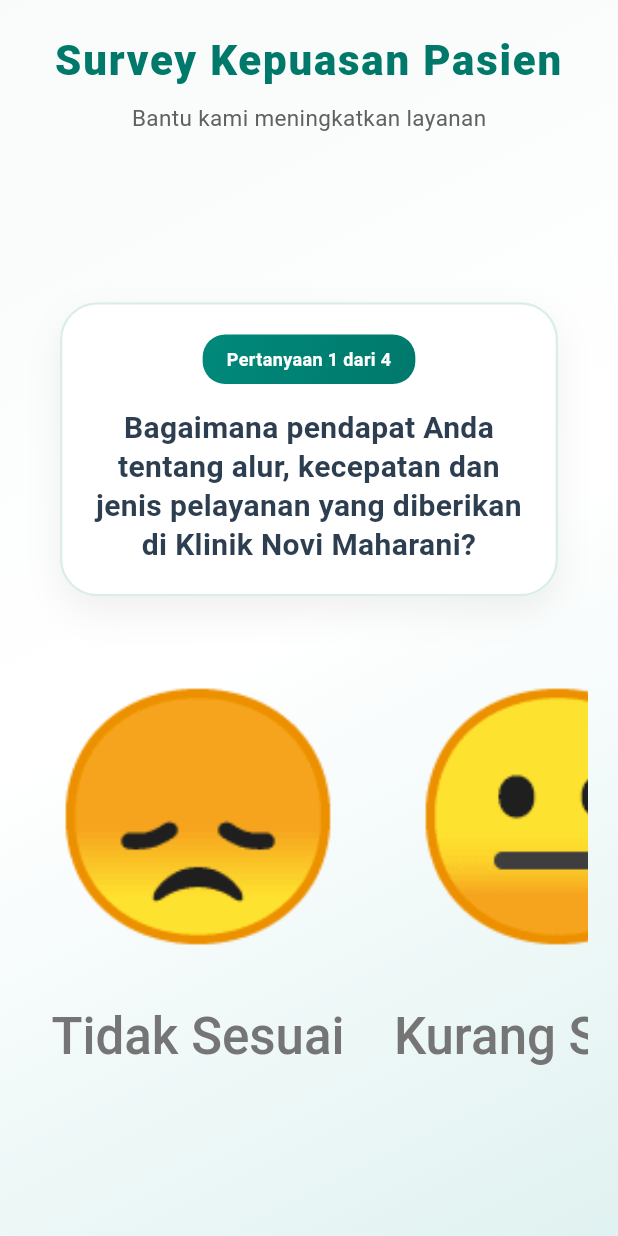
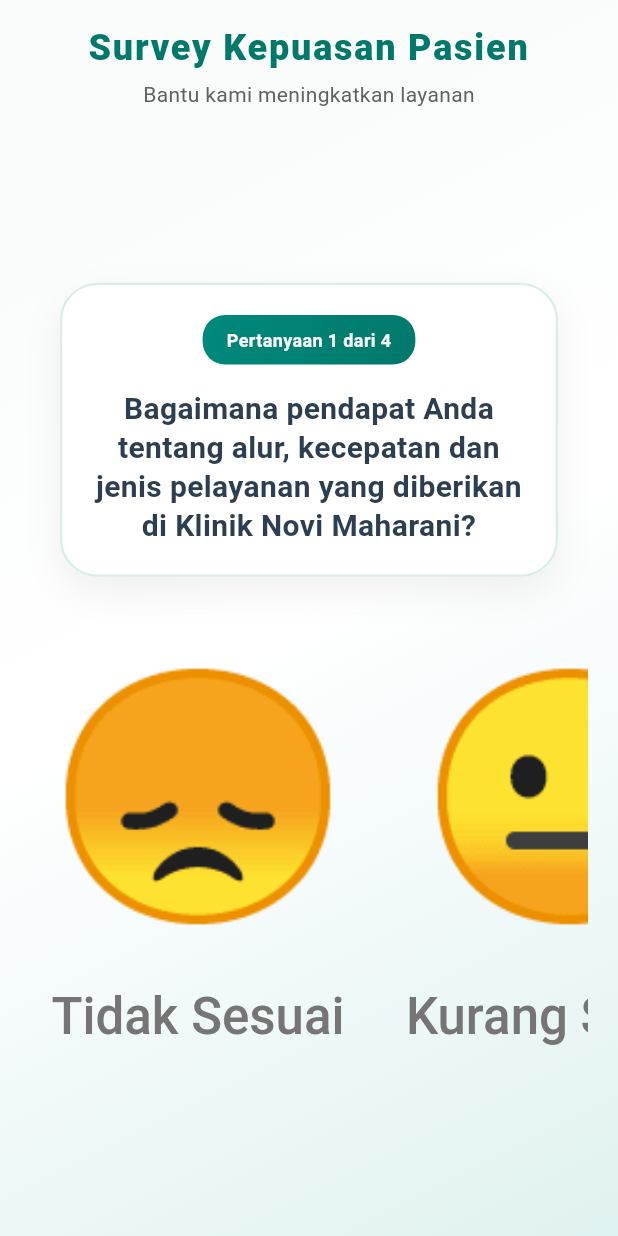
Before and after one commit to Ionic12/survey-kepuasan-pasien-flutter, a Flutter app: the SurveyScreen screen opened directly, on a phone screen of 412 x 824 dp. Run offline on Flutter 3.47's test engine with Material 3 defaults, Android fonts, the phone set to English and light mode, and no system bars; our stand-ins replace permission_handler, supabase_flutter; missing offline and left inert: dart:html, excel; accounts and stored records are empty.

Commit message:
Fix UI clipping, optimize spacing, and center horizontal emoji row on web

```diff
--- a/lib/screens/survey_screen.dart
+++ b/lib/screens/survey_screen.dart
@@ -147,7 +147,12 @@
                 children: [
                   // Header
                   Padding(
-                    padding: EdgeInsets.all(isTablet ? 40 : 20),
+                    padding: EdgeInsets.fromLTRB(
+                      20,
+                      isTablet ? 30 : 15,
+                      20,
+                      isTablet ? 15 : 10,
+                    ),
                     child: Column(
                       children: [
                         Text(
@@ -155,17 +160,17 @@
                           textAlign: TextAlign.center,
                           style: TextStyle(
                             color: const Color(0xFF00796B),
-                            fontSize: isTablet ? 36 : 28,
+                            fontSize: isTablet ? 32 : 24,
                             fontWeight: FontWeight.w900,
                             letterSpacing: 1.2,
                           ),
                         ),
-                        const SizedBox(height: 8),
+                        const SizedBox(height: 4),
                         Text(
                           'Bantu kami meningkatkan layanan',
                           style: TextStyle(
                             color: Colors.grey.shade700,
-                            fontSize: isTablet ? 18 : 15,
+                            fontSize: isTablet ? 16 : 14,
                           ),
                         ),
                       ],
@@ -197,10 +202,9 @@
                                 child: Padding(
                                   padding: EdgeInsets.symmetric(
                                     horizontal: isTablet ? 40 : 20,
-                                    vertical: 20,
+                                    vertical: 10,
                                   ),
                                   child: Column(
-                                    mainAxisAlignment: MainAxisAlignment.center,
                                     children: [
                                       QuestionCard(
                                         question: _questions[index].question,
@@ -219,12 +223,20 @@
                                           scrollDirection: Axis.horizontal,
                                           physics:
                                               const BouncingScrollPhysics(),
+                                          child: Center(
+                                            child: ConstrainedBox(
+                                              constraints: BoxConstraints(
+                                                minWidth:
+                                                    constraints.maxWidth -
+                                                    (isTablet ? 80 : 40),
+                                              ),
                                               child: Row(
                                                 mainAxisAlignment:
                                                     MainAxisAlignment.center,
                                                 children: [
                                                   EmojiButton(
-                                                rating: RatingLevel.tidakSesuai,
+                                                    rating:
+                                                        RatingLevel.tidakSesuai,
                                                     isSelected:
                                                         _questions[index]
                                                             .selectedRating ==
@@ -233,13 +245,15 @@
                                                             .value,
                                                     onTap: () => _selectRating(
                                                       index,
-                                                  RatingLevel.tidakSesuai.value,
+                                                      RatingLevel
+                                                          .tidakSesuai
+                                                          .value,
                                                     ),
                                                   ),
-                                              const SizedBox(width: 16),
+                                                  const SizedBox(width: 24),
                                                   EmojiButton(
-                                                rating:
-                                                    RatingLevel.kurangSesuai,
+                                                    rating: RatingLevel
+                                                        .kurangSesuai,
                                                     isSelected:
                                                         _questions[index]
                                                             .selectedRating ==
@@ -253,22 +267,24 @@
                                                           .value,
                                                     ),
                                                   ),
-                                              const SizedBox(width: 16),
+                                                  const SizedBox(width: 24),
                                                   EmojiButton(
                                                     rating: RatingLevel.sesuai,
                                                     isSelected:
                                                         _questions[index]
                                                             .selectedRating ==
-                                                    RatingLevel.sesuai.value,
+                                                        RatingLevel
+                                                            .sesuai
+                                                            .value,
                                                     onTap: () => _selectRating(
                                                       index,
                                                       RatingLevel.sesuai.value,
                                                     ),
                                                   ),
-                                              const SizedBox(width: 16),
+                                                  const SizedBox(width: 24),
                                                   EmojiButton(
-                                                rating:
-                                                    RatingLevel.sangatSesuai,
+                                                    rating: RatingLevel
+                                                        .sangatSesuai,
                                                     isSelected:
                                                         _questions[index]
                                                             .selectedRating ==
@@ -283,6 +299,8 @@
                                                     ),
                                                   ),
                                                 ],
+                                              ),
+                                            ),
                                           ),
                                         ),
                                       ),
```
Lines whose indentation alone changed are shown as unchanged.
